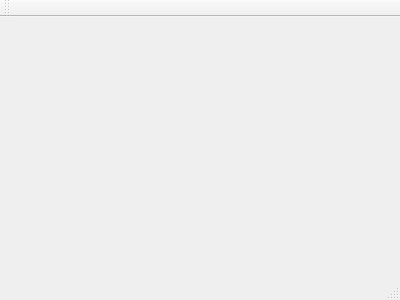
This is mainwindow.ui in bigearsenal/qt-lab1-texteditor as Qt 5 draws it before an edit. The edited form follows.
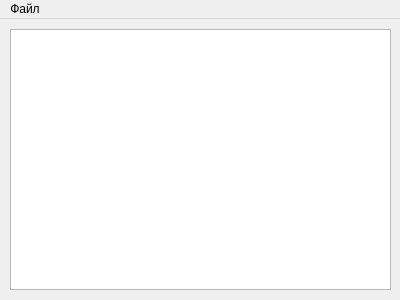
This is the edited form.

Commit message: add action_exit

```diff
--- a/mainwindow.ui
+++ b/mainwindow.ui
@@ -12,13 +12,48 @@
   <property name="windowTitle" >
    <string>MainWindow</string>
   </property>
-  <widget class="QMenuBar" name="menuBar" />
-  <widget class="QToolBar" name="mainToolBar" />
-  <widget class="QWidget" name="centralWidget" />
-  <widget class="QStatusBar" name="statusBar" />
+  <widget class="QWidget" name="centralWidget">
+   <widget class="QTextEdit" name="textEdit">
+    <property name="geometry">
+     <rect>
+      <x>10</x>
+      <y>10</y>
+      <width>381</width>
+      <height>261</height>
+     </rect>
+    </property>
+   </widget>
+  </widget>
+  <widget class="QMenuBar" name="menuBar">
+   <property name="geometry">
+    <rect>
+     <x>0</x>
+     <y>0</y>
+     <width>400</width>
+     <height>22</height>
+    </rect>
+   </property>
+   <widget class="QMenu" name="menu">
+    <property name="title">
+     <string>Файл</string>
+    </property>
+    <addaction name="action_save"/>
+    <addaction name="action_exit"/>
+   </widget>
+   <addaction name="menu"/>
+  </widget>
+  <action name="action_save">
+   <property name="text">
+    <string>Сохранить</string>
+   </property>
+  </action>
+  <action name="action_exit">
+   <property name="text">
+    <string>Выход</string>
+   </property>
+  </action>
  </widget>
- <layoutDefault spacing="6" margin="11" />
- <pixmapfunction></pixmapfunction>
+ <layoutdefault spacing="6" margin="11"/>
  <resources/>
  <connections/>
 </ui>
```
Left out of the diff: 26 changed lines with no effect on the pictures. The commit also changes 1 other file.
